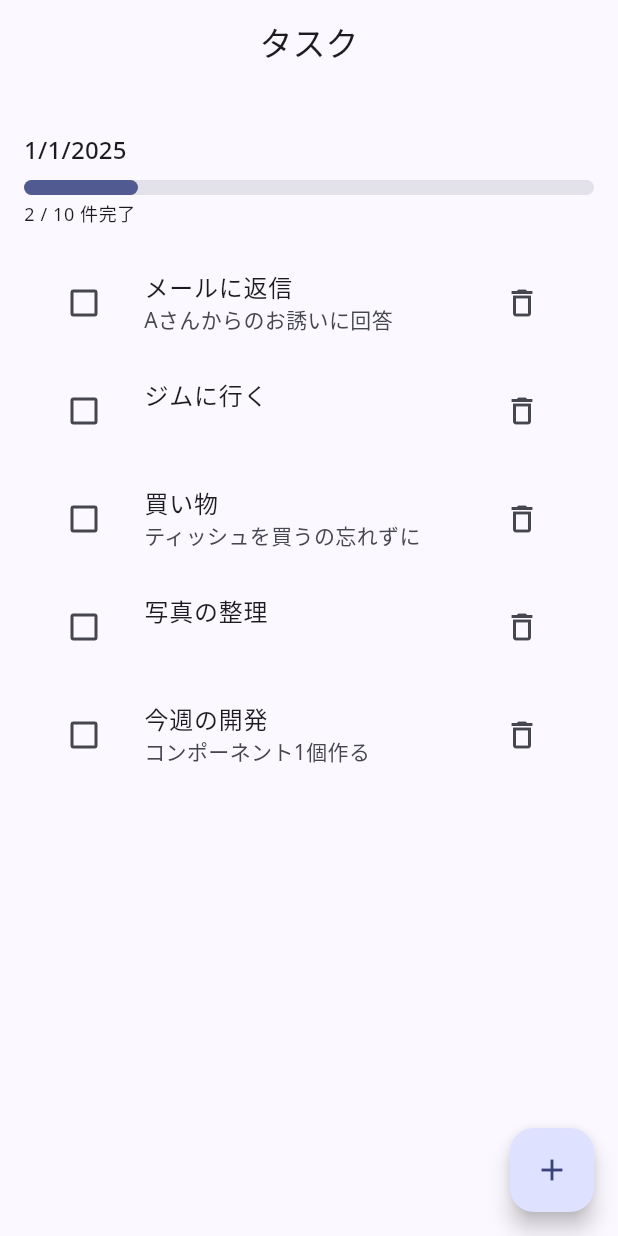
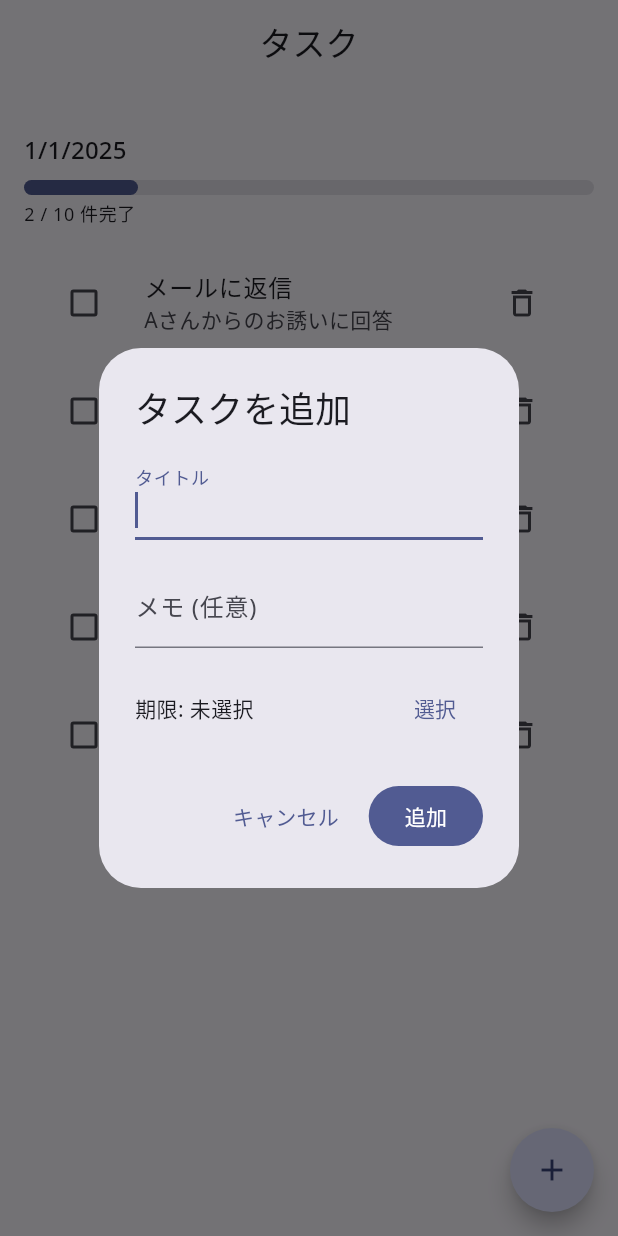
Before and after one commit to otsukky/formopus, a Flutter app: the screen it shows after launch, after a tap on the "add" icon, on a phone screen of 412 x 824 dp. Run offline on Flutter 3.47's test engine with Material 3 defaults, Android fonts, the phone set to English and light mode, and no system bars; our stand-ins replace google_fonts.

Commit message:
タスク登録処理追加

```diff
--- a/lib/ui/screens/task_screen.dart
+++ b/lib/ui/screens/task_screen.dart
@@ -1,7 +1,8 @@
-import 'package:flutter/material.dart';
+import "package:flutter/material.dart";
 
 import '../../domain/status.dart';
 import '../../domain/task.dart';
+import '../widgets/create_task.dart';
 import '../widgets/daily_summary.dart';
 import '../widgets/formopus_app_bar.dart';
 import '../widgets/today_task_list.dart';
@@ -16,23 +17,7 @@ class TaskScreen extends StatefulWidget {
 }
 
 class _TaskScreenState extends State<TaskScreen> {
-  void _createTask() {
-    // TODO タスクの登録処理追加
-  }
-
-  @override
-  Widget build(BuildContext context) {
-    return Scaffold(
-      appBar: FormopusAppBar(title: widget.title),
-      body: Center(
-        child: Column(
-          mainAxisAlignment: MainAxisAlignment.start,
-          children: [
-            // TODO 登録されたタスクに応じてサマリを表示する
-            DailySummary(date: DateTime(2025, 1, 1), total: 10, completed: 2),
-            Expanded(
-              child: TodayTaskList(
-                tasks: [
+  final List<Task> _tasks = [
     Task(
       title: "メールに返信",
       memo: "Aさんからのお誘いに回答",
@@ -63,17 +48,47 @@ class _TaskScreenState extends State<TaskScreen> {
       deadline: DateTime(2025, 1, 1),
       status: Status.incomplete,
     ),
-                ],
-              ),
-            ),
+  ];
+
+  @override
+  Widget build(BuildContext context) {
+    return Scaffold(
+      appBar: FormopusAppBar(title: widget.title),
+      body: Center(
+        child: Column(
+          mainAxisAlignment: MainAxisAlignment.start,
+          children: [
+            // TODO 登録されたタスクに応じてサマリを表示する
+            DailySummary(date: DateTime(2025, 1, 1), total: 10, completed: 2),
+            Expanded(child: TodayTaskList(tasks: _tasks)),
           ],
         ),
       ),
       floatingActionButton: FloatingActionButton(
         onPressed: _createTask,
-        tooltip: "Increment",
+        tooltip: "タスクの追加",
+        shape: CircleBorder(),
         child: const Icon(Icons.add),
       ),
     );
   }
+
+  void _createTask() async {
+    final newTaskDetails = await showDialog<Map<String, dynamic>>(
+      context: context,
+      builder: (BuildContext dialogContext) => CreateTaskDialog(),
+    );
+
+    if (!mounted) return;
+
+    if (newTaskDetails != null) {
+      final newTask = Task(
+        title: newTaskDetails["title"] as String,
+        memo: newTaskDetails["memo"] as String,
+        deadline: newTaskDetails["deadline"] as DateTime,
+        status: Status.incomplete,
+      );
+      setState(() => _tasks.add(newTask));
     }
+  }
+}
--- /dev/null
+++ b/lib/ui/widgets/create_task.dart
@@ -0,0 +1,100 @@
+import 'package:flutter/material.dart';
+
+class CreateTaskDialog extends StatefulWidget {
+  const CreateTaskDialog({super.key});
+
+  @override
+  CreateTaskDialogState createState() => CreateTaskDialogState();
+}
+
+class CreateTaskDialogState extends State<CreateTaskDialog> {
+  late TextEditingController _titleController;
+  late TextEditingController _memoController;
+  DateTime? _selectedDeadline;
+
+  @override
+  void initState() {
+    super.initState();
+    _titleController = TextEditingController();
+    _memoController = TextEditingController();
+  }
+
+  @override
+  void dispose() {
+    _titleController.dispose();
+    _memoController.dispose();
+    super.dispose();
+  }
+
+  @override
+  Widget build(BuildContext context) {
+    return AlertDialog(
+      title: const Text("タスクを追加"),
+      content: Column(
+        mainAxisSize: MainAxisSize.min,
+        spacing: 16,
+        children: <Widget>[
+          TextField(
+            controller: _titleController,
+            decoration: const InputDecoration(labelText: "タイトル"),
+            autofocus: true,
+          ),
+          TextField(
+            controller: _memoController,
+            decoration: const InputDecoration(labelText: "メモ (任意)"),
+            maxLines: 1,
+          ),
+          Row(
+            mainAxisAlignment: MainAxisAlignment.spaceBetween,
+            children: [
+              Text(
+                _selectedDeadline == null
+                    ? "期限: 未選択"
+                    : "期限: ${_selectedDeadline!.year}/${_selectedDeadline!.month}/${_selectedDeadline!.day}",
+              ),
+              TextButton(
+                child: const Text("選択"),
+                onPressed: () async {
+                  final DateTime? picked = await showDatePicker(
+                    context: context,
+                    initialDate: _selectedDeadline ?? DateTime.now(),
+                    firstDate: DateTime.now(),
+                    lastDate: DateTime(2101),
+                  );
+                  if (picked != null && picked != _selectedDeadline) {
+                    setState(() => _selectedDeadline = picked);
+                  }
+                },
+              ),
+            ],
+          ),
+        ],
+      ),
+      actions: <Widget>[
+        TextButton(
+          child: const Text("キャンセル"),
+          onPressed: () => Navigator.of(context).pop(),
+        ),
+        FilledButton(
+          child: const Text("追加"),
+          onPressed: () {
+            if (_titleController.text.isNotEmpty && _selectedDeadline != null) {
+              Navigator.of(context).pop({
+                "title": _titleController.text,
+                "memo": _memoController.text,
+                "deadline": _selectedDeadline,
+              });
+            } else {
+              ScaffoldMessenger.of(context).showSnackBar(
+                const SnackBar(
+                  content: Text("タイトルと期限を入力してください。"),
+                  duration: Duration(seconds: 2),
+                ),
+              );
+            }
+          },
+        ),
+      ],
+    );
+  }
+}
```
Lines whose indentation alone changed are shown as unchanged.
